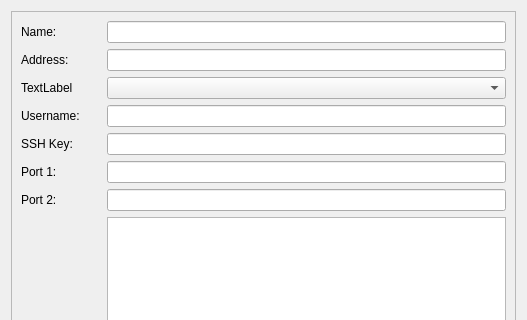
First picture: the form in ilastik/applets/serverConfiguration/serverConfig.ui, repository m-novikov/ilastik, before the edit; both pictures show x 0 to 527 and y 0 to 320 of the 527 by 603 pixel window.
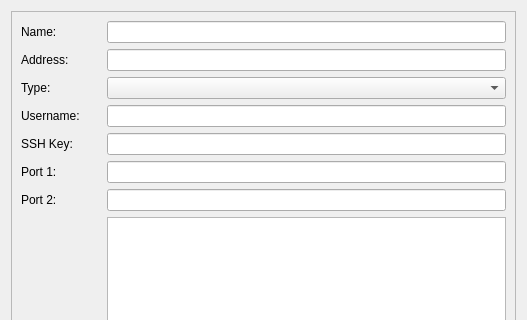
Second picture: the form after the edit.

Commit message: Device list

Patch:
```diff
--- a/ilastik/applets/serverConfiguration/serverConfig.ui
+++ b/ilastik/applets/serverConfiguration/serverConfig.ui
@@ -110,7 +110,7 @@
           <item row="2" column="0">
            <widget class="QLabel" name="typeLabel">
             <property name="text">
-             <string>TextLabel</string>
+             <string>Type:</string>
             </property>
            </widget>
           </item>
```
Left out of the diff: 2 changed lines with no effect on the pictures. The commit also changes 1 other file.
